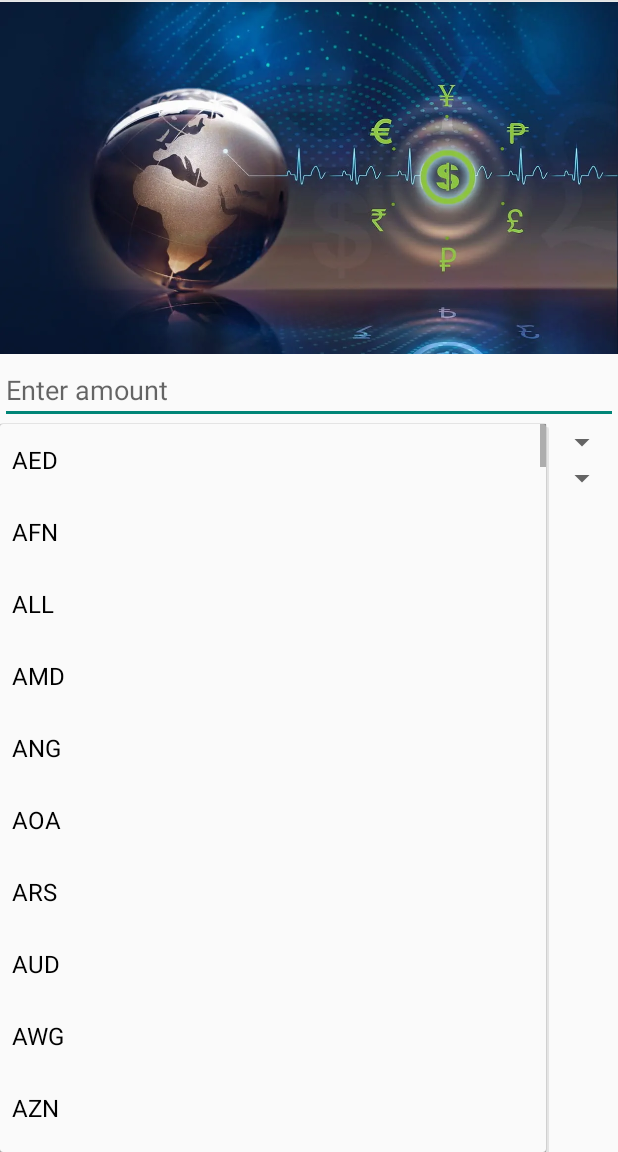
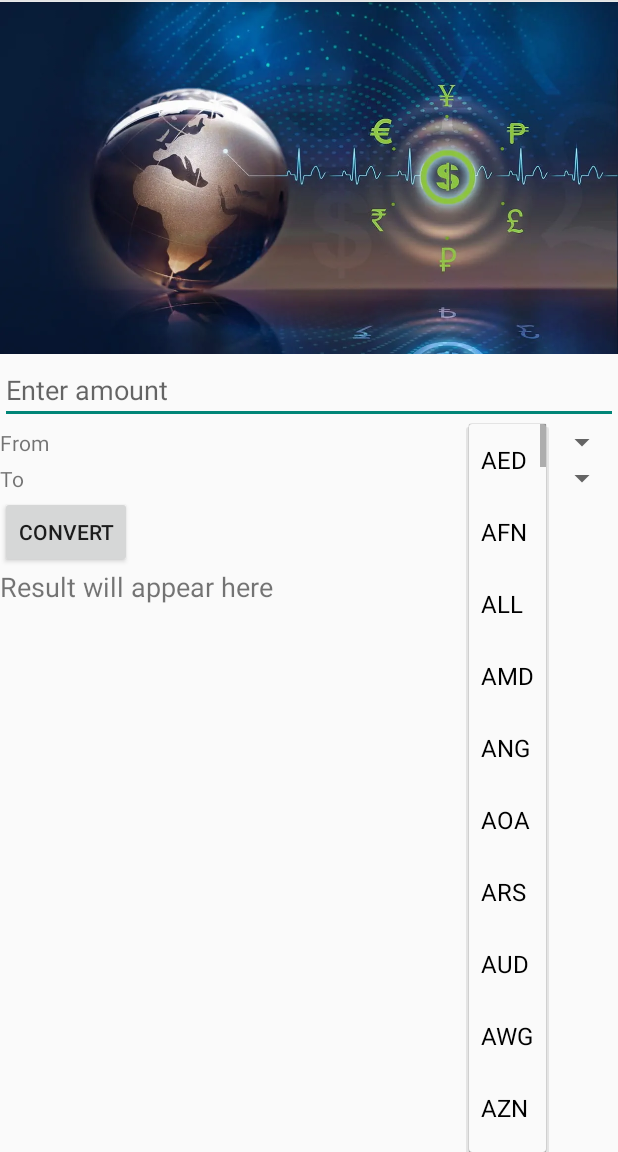
Before and after one commit to ttthanhvan003/TymeX_OnlineTest, an Android app built with Jetpack Compose: the screen it shows after launch (MainActivityy), after a tap on "AED", on a phone screen of 412 x 824 dp, the part 84-1236 px from its top. Run offline under Robolectric (Android 15) with nearby library versions, the phone set to English and light mode, and no system bars.

Commit message:
update mobile app

```diff
--- a/Challenge_1_Basic_Mobile_App/app/src/main/res/layout/activity_main.xml
+++ b/Challenge_1_Basic_Mobile_App/app/src/main/res/layout/activity_main.xml
@@ -20,16 +20,43 @@
         android:inputType="numberDecimal"/>
 
     <!-- From currency spinner -->
-    <Spinner
-        android:id="@+id/currencySpinnerFrom"
+    <LinearLayout
         android:layout_width="match_parent"
-        android:layout_height="wrap_content" />
+        android:layout_height="wrap_content"
+        android:orientation="horizontal">
+
+        <TextView
+            android:id="@+id/textView"
+            android:layout_width="wrap_content"
+            android:layout_height="wrap_content"
+            android:layout_weight="1"
+            android:text="From" />
+
+        <Spinner
+            android:id="@+id/currencySpinnerFrom"
+            android:layout_width="wrap_content"
+            android:layout_height="wrap_content" />
+
+    </LinearLayout>
 
     <!-- To currency spinner -->
-    <Spinner
-        android:id="@+id/currencySpinnerTo"
+    <LinearLayout
         android:layout_width="match_parent"
-        android:layout_height="wrap_content" />
+        android:layout_height="wrap_content"
+        android:orientation="horizontal">
+
+        <TextView
+            android:id="@+id/textView2"
+            android:layout_width="wrap_content"
+            android:layout_height="wrap_content"
+            android:layout_weight="1"
+            android:text="To" />
+
+        <Spinner
+            android:id="@+id/currencySpinnerTo"
+            android:layout_width="wrap_content"
+            android:layout_height="wrap_content" />
+    </LinearLayout>
 
     <!-- Convert button -->
     <Button
```
